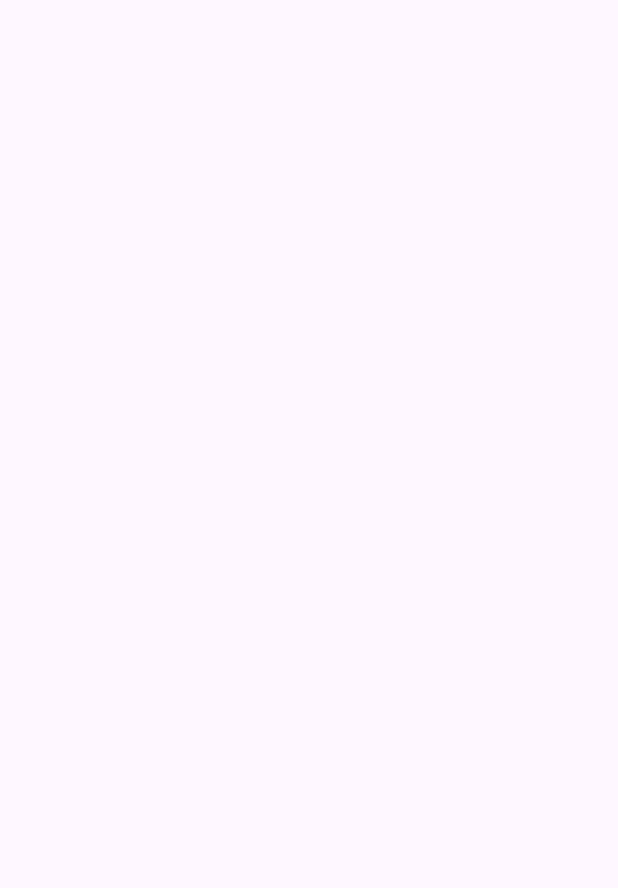
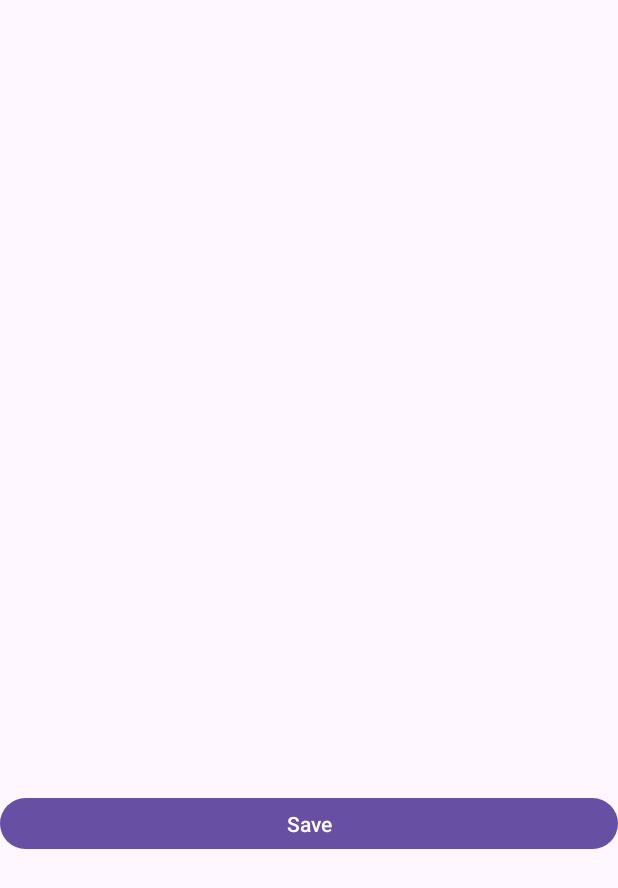
Before and after one commit to GinaHanaMi/social-media-content-saver, an Android app: the ReceiveDataActivity screen opened directly, with no data from a screen before it, on a phone screen of 412 x 824 dp. Before the commit the part shown is empty. Shown: the top 888 px of the screen. Run offline under Robolectric (Android 15) with nearby library versions, the phone set to English and light mode, and no system bars.

Commit message:
minor changes

```diff
--- a/app/src/main/java/com/example/socialmediacontentsaver/MainActivity.java
+++ b/app/src/main/java/com/example/socialmediacontentsaver/MainActivity.java
@@ -12,16 +12,12 @@ import androidx.core.view.ViewCompat;
 import androidx.core.view.WindowInsetsCompat;
 
 public class MainActivity extends AppCompatActivity {
-    DatabaseHelper myDb;
-
     @Override
     protected void onCreate(Bundle savedInstanceState) {
         super.onCreate(savedInstanceState);
         EdgeToEdge.enable(this);
 
         setContentView(R.layout.activity_main);
-
-        myDb = new DatabaseHelper(this);
 
         ViewCompat.setOnApplyWindowInsetsListener(findViewById(R.id.main_activity_root), (v, insets) -> {
             Insets systemBars = insets.getInsets(WindowInsetsCompat.Type.systemBars());
--- a/app/src/main/java/com/example/socialmediacontentsaver/ReceiveDataActivity.java
+++ b/app/src/main/java/com/example/socialmediacontentsaver/ReceiveDataActivity.java
@@ -2,8 +2,11 @@ package com.example.socialmediacontentsaver;
 
 import android.content.Intent;
 import android.os.Bundle;
+import android.view.View;
+import android.widget.Button;
 import android.widget.ImageView;
 import android.widget.TextView;
+import android.widget.Toast;
 
 import androidx.activity.EdgeToEdge;
 import androidx.appcompat.app.AppCompatActivity;
@@ -12,28 +15,38 @@ import androidx.core.view.ViewCompat;
 import androidx.core.view.WindowInsetsCompat;
 
 public class ReceiveDataActivity extends AppCompatActivity {
+    DatabaseHelper myDb;
+    TextView receivingTxtTextView, receiveTitleTextView, receivePlatformTextView, receiveSaveDateTextView, receiveThumbnailPathTextView;
+    ImageView receiveThumbnailImageView;
+    Button saveContentButton;
 
     @Override
     protected void onCreate(Bundle savedInstanceState) {
         super.onCreate(savedInstanceState);
         EdgeToEdge.enable(this);
         setContentView(R.layout.activity_receive_data);
+        myDb = new DatabaseHelper(this);
 
-        TextView receivingTxtTextView = (TextView)findViewById(R.id.receivingTxt);
-        TextView receiveTitleTextView = (TextView)findViewById(R.id.receiveTitle);
-        TextView receivePlatformTextView = (TextView)findViewById(R.id.receivePlatform);
-        TextView receiveSaveDateTextView = (TextView)findViewById(R.id.receiveSaveDate);
-        ImageView receiveThumbnailImageView = (ImageView)findViewById(R.id.receiveThumbnail);
+        receivingTxtTextView = findViewById(R.id.receivingTxt);
+        receiveTitleTextView = findViewById(R.id.receiveTitle);
+        receivePlatformTextView = findViewById(R.id.receivePlatform);
+        receiveSaveDateTextView = findViewById(R.id.receiveSaveDate);
+        receiveThumbnailImageView = findViewById(R.id.receiveThumbnail);
+        receiveThumbnailPathTextView = findViewById(R.id.receiveThumbnailPath);
+
+        saveContentButton = findViewById(R.id.saveContent);
 
         Intent intent = getIntent();
         String action = intent.getAction();
         String type = intent.getType();
 
+        AddData();
+
         if (Intent.ACTION_SEND.equals(action) && type != null) {
             if ("text/plain".equals(type)) {
                 String sharedText = intent.getStringExtra(Intent.EXTRA_TEXT);
                 if (sharedText != null) {
-                    MetadataFetcher.fetchMetadata(this ,sharedText, receiveTitleTextView, receivePlatformTextView, receiveSaveDateTextView, receivingTxtTextView, receiveThumbnailImageView);
+                    MetadataFetcher.fetchMetadata(this ,sharedText, receiveTitleTextView, receivePlatformTextView, receiveSaveDateTextView, receivingTxtTextView, receiveThumbnailImageView, receiveThumbnailPathTextView);
                 }
             }
         }
@@ -44,4 +57,27 @@ public class ReceiveDataActivity extends AppCompatActivity {
             return insets;
         });
     }
+
+    public void AddData() {
+        saveContentButton.setOnClickListener(
+                new View.OnClickListener() {
+                    @Override
+                    public void onClick(View v) {
+                        boolean isInserted = myDb.insertData(
+                                receiveThumbnailPathTextView.getText().toString(),
+                                receiveTitleTextView.getText().toString(),
+                                receivePlatformTextView.getText().toString(),
+                                receiveSaveDateTextView.getText().toString(),
+                                receivingTxtTextView.getText().toString()
+                        );
+                        if(isInserted == true) {
+                            Toast.makeText(ReceiveDataActivity.this, "Data inserted", Toast.LENGTH_LONG).show();
+                            finishAffinity();
+                        }
+
+                    }
+                }
+        );
+    }
+
 }
--- a/app/src/main/res/layout/activity_receive_data.xml
+++ b/app/src/main/res/layout/activity_receive_data.xml
@@ -19,6 +19,14 @@
             android:scaleType="centerInside"
             tools:srcCompat="@tools:sample/backgrounds/scenic" />
 
+        <TextView
+            android:id="@+id/receiveThumbnailPath"
+            android:layout_width="0dp"
+            android:layout_height="0dp"
+            tools:visibility="invisible"
+            android:text=""
+            />
+
         <FrameLayout
             android:id="@+id/dataFrame"
             android:layout_width="match_parent"
@@ -33,25 +41,32 @@
                     android:id="@+id/receiveTitle"
                     android:layout_width="match_parent"
                     android:layout_height="0dp"
-                    android:layout_weight="1" />
+                    android:layout_weight="2" />
 
                 <TextView
                     android:id="@+id/receivePlatform"
                     android:layout_width="match_parent"
                     android:layout_height="0dp"
-                    android:layout_weight="1" />
+                    android:layout_weight="2" />
 
                 <TextView
                     android:id="@+id/receiveSaveDate"
                     android:layout_width="match_parent"
                     android:layout_height="0dp"
-                    android:layout_weight="1" />
+                    android:layout_weight="2" />
 
                 <TextView
                     android:id="@+id/receivingTxt"
                     android:layout_width="match_parent"
                     android:layout_height="0dp"
-                    android:layout_weight="1" />
+                    android:layout_weight="2" />
+
+                <Button
+                    android:id="@+id/saveContent"
+                    android:layout_width="match_parent"
+                    android:layout_height="0dp"
+                    android:layout_weight="1"
+                    android:text="Save" />
 
                 <FrameLayout
                     android:id="@+id/foldersFrame"
```
Also changed, not shown: app/src/main/java/com/example/socialmediacontentsaver/DatabaseHelper.java (+13 -3 lines), app/src/main/java/com/example/socialmediacontentsaver/MetadataFetcher.java (+7 -5 lines).
